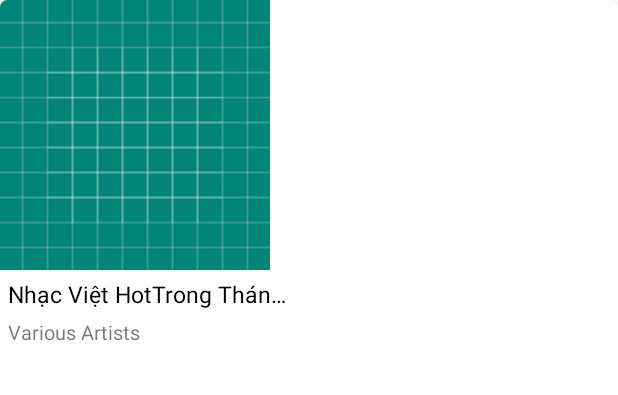
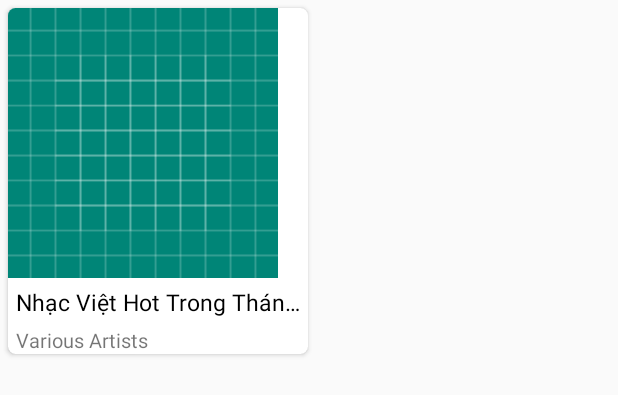
Before and after one commit to AnhQuocIT/AppAndroid, an Android app: the layout dong_the_loai_theo_chu_de.xml on its own in the app's theme, with its tools: preview values and no code run, on a phone screen of 412 x 824 dp. Shown: the top 395 px of the screen. Run offline under Robolectric (Android 15) with nearby library versions, the light colour scheme and no system bars.

Commit message:
activity_danhsachtheloaitheochude.xml dong_play_bai_hat.xml dong_the_loai_theo_chu_de.xml fragment_topic_kind_today.xml

```diff
--- a/MusicApp/app/src/main/res/layout/activity_danhsachtheloaitheochude.xml
+++ b/MusicApp/app/src/main/res/layout/activity_danhsachtheloaitheochude.xml
@@ -5,7 +5,8 @@
     xmlns:tools="http://schemas.android.com/tools"
     android:layout_width="match_parent"
     android:layout_height="match_parent"
-    tools:context=".Activity.DanhsachtheloaitheochudeActivity">
+    tools:context=".Activity.DanhsachtheloaitheochudeActivity"
+    android:orientation="vertical">
 
     <android.support.v7.widget.Toolbar
 
--- a/MusicApp/app/src/main/res/layout/dong_play_bai_hat.xml
+++ b/MusicApp/app/src/main/res/layout/dong_play_bai_hat.xml
@@ -1,7 +1,8 @@
 <?xml version="1.0" encoding="utf-8"?>
 <RelativeLayout
-    xmlns:android="http://schemas.android.com/apk/res/android" android:layout_width="match_parent"
-    android:layout_height="match_parent">
+    xmlns:android="http://schemas.android.com/apk/res/android"
+    android:layout_width="match_parent"
+    android:layout_height="wrap_content">
     <RelativeLayout
         android:padding="10dp"
         android:layout_width="match_parent"
--- a/MusicApp/app/src/main/res/layout/dong_the_loai_theo_chu_de.xml
+++ b/MusicApp/app/src/main/res/layout/dong_the_loai_theo_chu_de.xml
@@ -1,8 +1,9 @@
 <?xml version="1.0" encoding="utf-8"?>
 <android.support.v7.widget.CardView xmlns:android="http://schemas.android.com/apk/res/android"
-    android:layout_width="match_parent"
-    android:layout_height="match_parent"
+    android:layout_width="wrap_content"
+    android:layout_height="wrap_content"
     xmlns:app="http://schemas.android.com/apk/res-auto"
+    android:layout_margin="5dp"
     app:cardCornerRadius="5dp">
 
     <LinearLayout
@@ -24,7 +25,7 @@
         <TextView
             android:textSize="15sp"
             android:textColor="#000000"
-            android:text="Nhạc Việt HotTrong Tháng Mười"
+            android:text="Nhạc Việt Hot Trong Tháng Mười"
             android:maxWidth="200dp"
             android:lines="1"
             android:gravity="left"
--- a/MusicApp/app/src/main/res/layout/fragment_topic_kind_today.xml
+++ b/MusicApp/app/src/main/res/layout/fragment_topic_kind_today.xml
@@ -32,5 +32,7 @@
         android:id="@+id/horizontalscrollview"
         android:layout_below="@id/relativetopicandkind"
         android:layout_width="match_parent"
-        android:layout_height="wrap_content"></HorizontalScrollView>
+        android:layout_height="wrap_content">
+
+    </HorizontalScrollView>
 </RelativeLayout>
```
Also changed, not shown: 1 other file.
